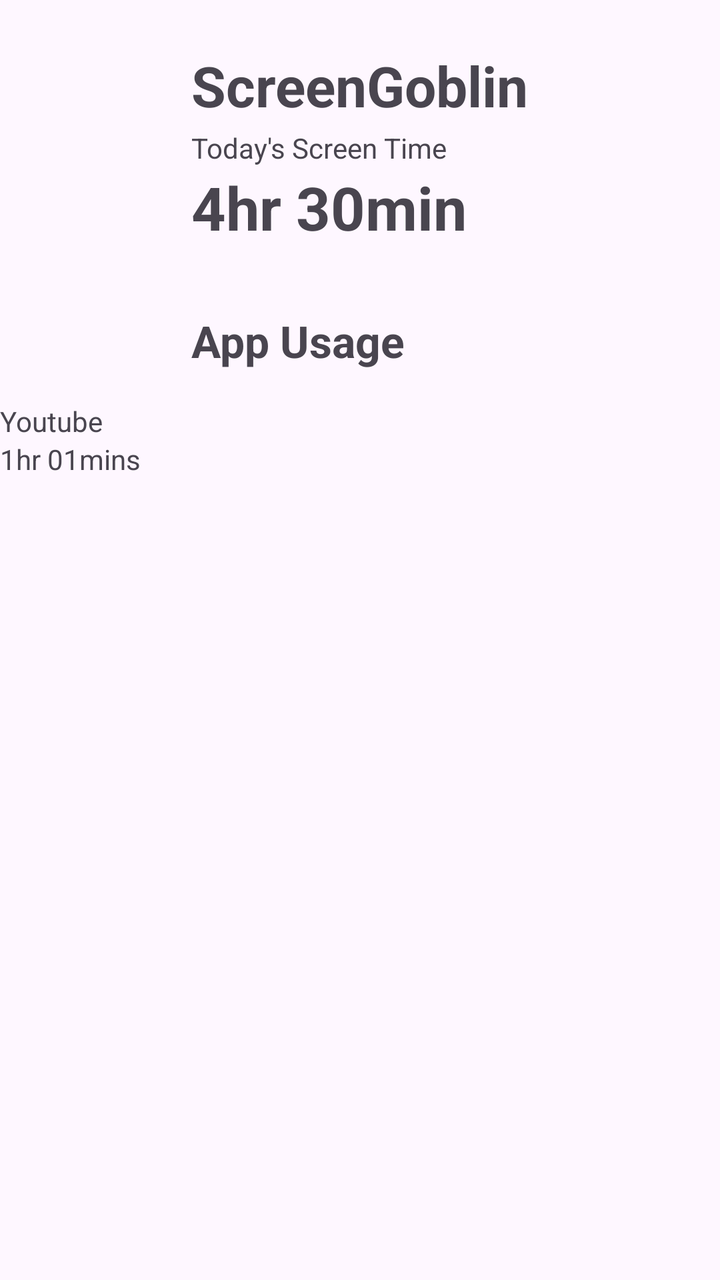
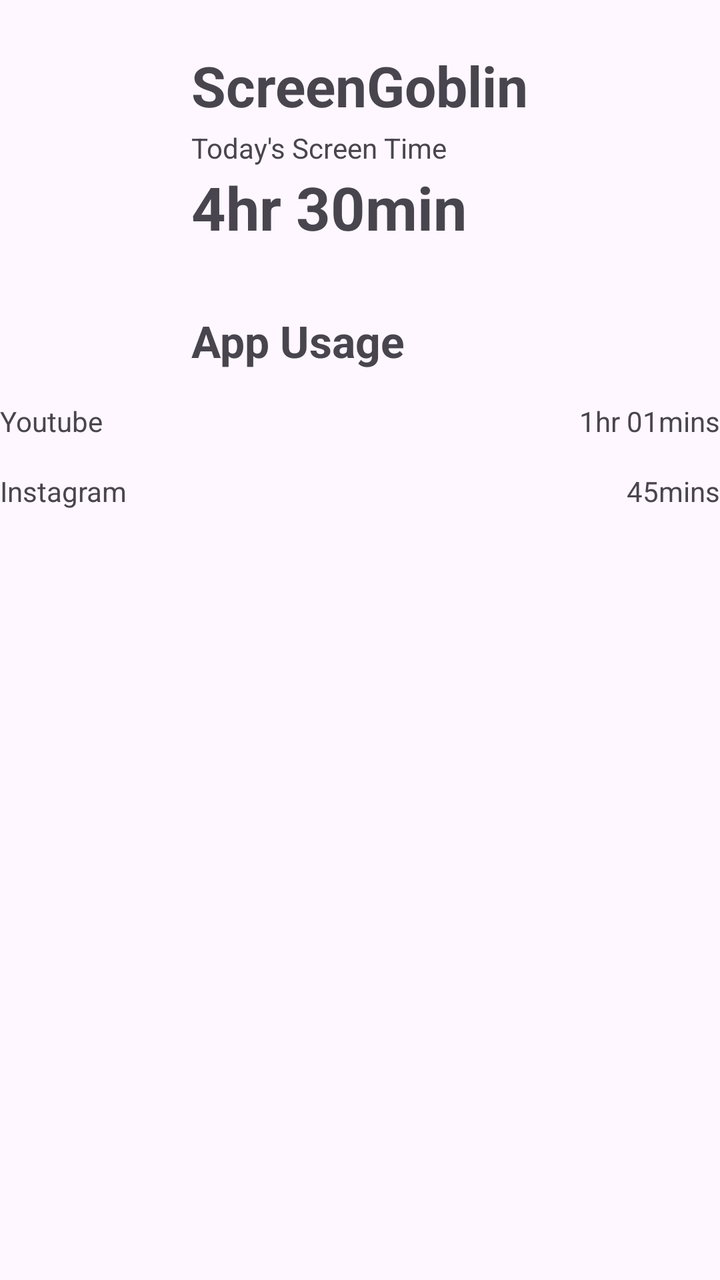

Screens rendered from an Android XML layout before and after an edit, with the pre-edit source and the edit as a unified diff.
<!-- AndroidManifest.xml: application theme Theme.ScreenGoblin -->
<!-- res/layout/activity_main.xml -->
<?xml version="1.0" encoding="utf-8"?>
<androidx.constraintlayout.widget.ConstraintLayout xmlns:android="http://schemas.android.com/apk/res/android"
    xmlns:app="http://schemas.android.com/apk/res-auto"
    xmlns:tools="http://schemas.android.com/tools"
    android:id="@+id/main"
    android:layout_width="match_parent"
    android:layout_height="match_parent"
    tools:context=".MainActivity">

    <TextView
        android:id="@+id/title"
        android:layout_width="wrap_content"
        android:layout_height="wrap_content"
        android:layout_marginTop="24dp"
        android:text="@string/app_name"
        android:textSize="28sp"
        android:textStyle="bold"
        app:layout_constraintEnd_toEndOf="parent"
        app:layout_constraintStart_toStartOf="parent"
        app:layout_constraintTop_toTopOf="parent" />

    <TextView
        android:id="@+id/today_label"
        android:layout_width="wrap_content"
        android:layout_height="wrap_content"
        android:layout_marginTop="3dp"
        android:text="@string/today_screen_time"
        app:layout_constraintStart_toStartOf="@id/title"
        app:layout_constraintTop_toBottomOf="@id/title" />

    <TextView
        android:id="@+id/screen_time_value"
        android:layout_width="wrap_content"
        android:layout_height="wrap_content"
        android:text="@string/screen_time_value"
        android:textSize="30sp"
        android:textStyle="bold"
        app:layout_constraintStart_toStartOf="@id/today_label"
        app:layout_constraintTop_toBottomOf="@id/today_label" />

    <TextView
        android:id="@+id/app_usage_title"
        android:layout_width="wrap_content"
        android:layout_height="wrap_content"
        android:layout_marginTop="32dp"
        android:text="@string/app_usage"
        android:textSize="22sp"
        android:textStyle="bold"
        app:layout_constraintStart_toStartOf="@id/screen_time_value"
        app:layout_constraintTop_toBottomOf="@id/screen_time_value" />


    <LinearLayout
        android:layout_width="match_parent"
        android:layout_height="wrap_content"
        android:orientation="vertical"
        android:id="@+id/app_usage_list"
        app:layout_constraintTop_toBottomOf="@id/app_usage_title"
        app:layout_constraintStart_toStartOf="parent"
        app:layout_constraintEnd_toEndOf="parent">

        <TextView
            android:id="@+id/youtube_name"
            android:layout_width="wrap_content"
            android:layout_height="wrap_content"
            android:layout_marginTop="16dp"
            android:text="@string/youtube_name"
            app:layout_constraintStart_toStartOf="parent"
            app:layout_constraintTop_toBottomOf="@id/app_usage_title" />

        <TextView
            android:id="@+id/youtube_time"
            android:layout_width="wrap_content"
            android:layout_height="wrap_content"
            android:text="@string/youtube_time"
            app:layout_constraintEnd_toEndOf="parent"
            app:layout_constraintTop_toTopOf="@id/youtube_name" />
    </LinearLayout>



</androidx.constraintlayout.widget.ConstraintLayout>
<!-- resources referenced by this layout -->
<resources>
  <string name="app_name">ScreenGoblin</string>
  <string name="app_usage">App Usage</string>
  <string name="screen_time_value">4hr 30min</string>
  <string name="today_screen_time">Today\'\s Screen Time</string>
  <string name="youtube_name">Youtube</string>
  <string name="youtube_time">1hr 01mins</string>
  <style name="Theme.ScreenGoblin" parent="Base.Theme.ScreenGoblin" />
  <style name="Base.Theme.ScreenGoblin" parent="Theme.Material3.DayNight.NoActionBar">
          
          
      </style>
</resources>

<!-- the commit's change to res/layout/activity_main.xml (unified diff, before → after) -->
@@ -51,30 +51,59 @@
 
 
     <LinearLayout
+        android:id="@+id/app_usage_list"
         android:layout_width="match_parent"
         android:layout_height="wrap_content"
         android:orientation="vertical"
-        android:id="@+id/app_usage_list"
         app:layout_constraintTop_toBottomOf="@id/app_usage_title"
         app:layout_constraintStart_toStartOf="parent"
         app:layout_constraintEnd_toEndOf="parent">
 
-        <TextView
-            android:id="@+id/youtube_name"
-            android:layout_width="wrap_content"
+        
+        <LinearLayout
+            android:layout_width="match_parent"
             android:layout_height="wrap_content"
+            android:orientation="horizontal"
             android:layout_marginTop="16dp"
-            android:text="@string/youtube_name"
-            app:layout_constraintStart_toStartOf="parent"
-            app:layout_constraintTop_toBottomOf="@id/app_usage_title" />
+            tools:ignore="UselessParent">
 
-        <TextView
-            android:id="@+id/youtube_time"
-            android:layout_width="wrap_content"
+            <TextView
+                android:id="@+id/youtube_name"
+                android:layout_width="0dp"
+                android:layout_height="wrap_content"
+                android:layout_weight="1"
+                android:text="@string/youtube_name" />
+
+            <TextView
+                android:id="@+id/youtube_time"
+                android:layout_width="wrap_content"
+                android:layout_height="wrap_content"
+                android:text="@string/youtube_time" />
+
+
+        </LinearLayout>
+
+        <LinearLayout
+            android:layout_width="match_parent"
             android:layout_height="wrap_content"
-            android:text="@string/youtube_time"
-            app:layout_constraintEnd_toEndOf="parent"
-            app:layout_constraintTop_toTopOf="@id/youtube_name" />
+            android:orientation="horizontal"
+            android:layout_marginTop="16dp">
+
+            <TextView
+                android:id="@+id/instagram_name"
+                android:layout_width="0dp"
+                android:layout_height="wrap_content"
+                android:layout_weight="1"
+                android:text="@string/instagram_name" />
+
+            <TextView
+                android:id="@+id/instagram_time"
+                android:layout_width="wrap_content"
+                android:layout_height="wrap_content"
+                android:text="@string/instagram_time" />
+
+        </LinearLayout>
+
     </LinearLayout>
 
 
<!-- resource entries referenced after the edit -->
@@ -2,6 +2,8 @@
 <resources>
   <string name="app_name">ScreenGoblin</string>
   <string name="app_usage">App Usage</string>
+  <string name="instagram_name">Instagram</string>
+  <string name="instagram_time">45mins</string>"
   <string name="screen_time_value">4hr 30min</string>
   <string name="today_screen_time">Today\'\s Screen Time</string>
   <string name="youtube_name">Youtube</string>
